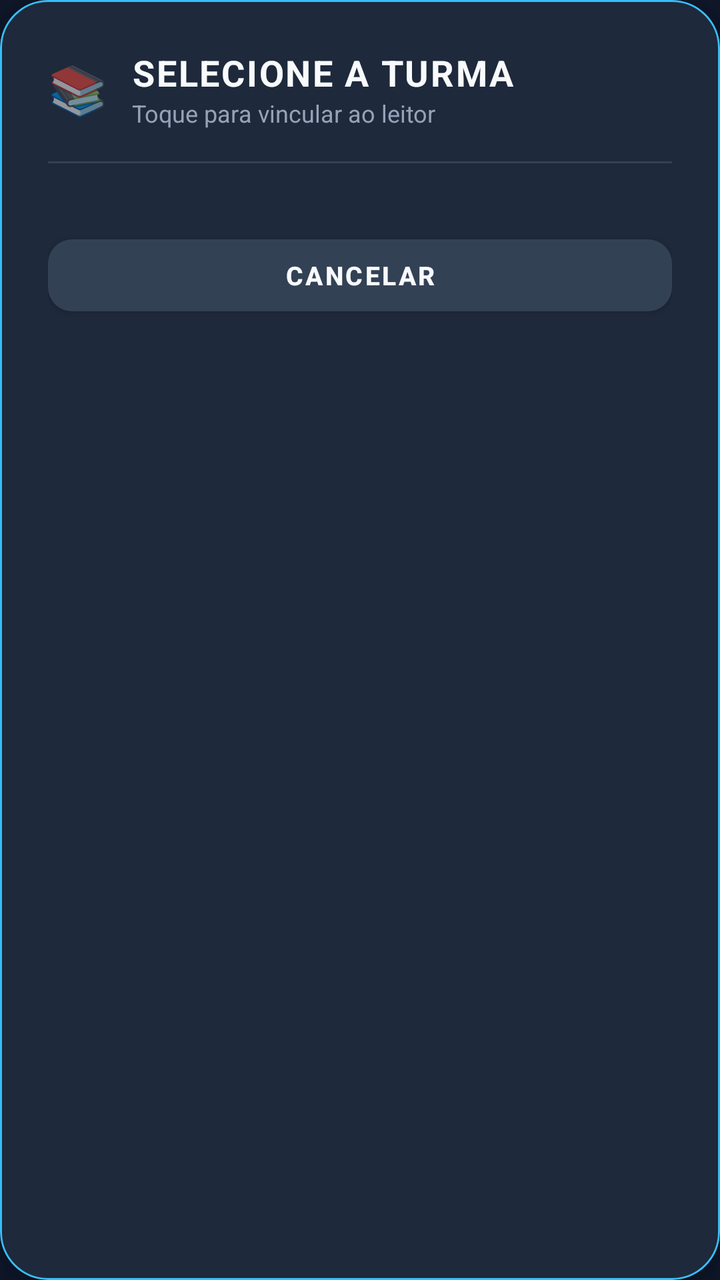
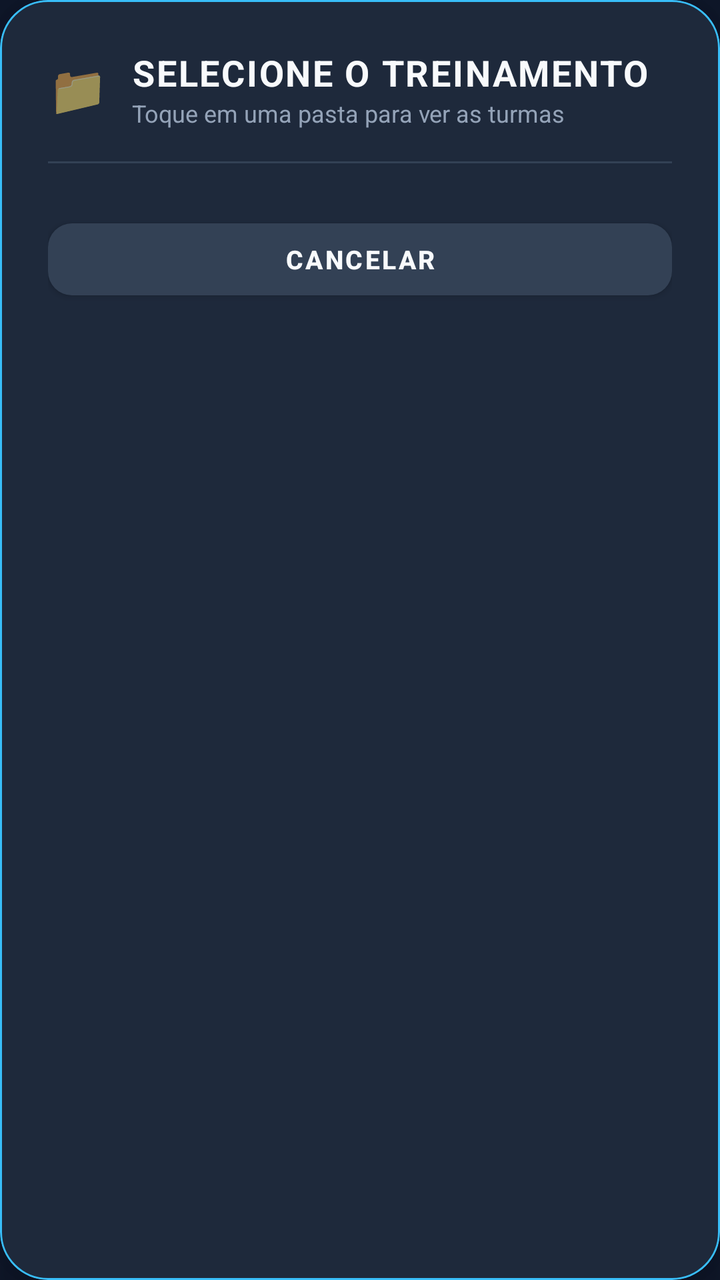

The first picture is an Android layout as it rendered before a commit; the second is the same layout after the commit. The layout source and the unified diff follow.
<!-- AndroidManifest.xml: application theme Theme.LeitorCracha -->
<!-- res/layout/dialog_select_session.xml -->
<?xml version="1.0" encoding="utf-8"?>
<com.google.android.material.card.MaterialCardView
    xmlns:android="http://schemas.android.com/apk/res/android"
    xmlns:app="http://schemas.android.com/apk/res-auto"
    android:layout_width="match_parent"
    android:layout_height="wrap_content"
    android:layout_margin="16dp"
    app:cardBackgroundColor="#1E293B"
    app:cardCornerRadius="24dp"
    app:cardElevation="16dp"
    app:strokeColor="#38BDF8"
    app:strokeWidth="1dp">

    <LinearLayout
        android:layout_width="match_parent"
        android:layout_height="wrap_content"
        android:orientation="vertical"
        android:padding="24dp">

        
        <LinearLayout
            android:layout_width="match_parent"
            android:layout_height="wrap_content"
            android:orientation="horizontal"
            android:gravity="center_vertical"
            android:layout_marginBottom="8dp">

            <TextView
                android:layout_width="wrap_content"
                android:layout_height="wrap_content"
                android:text="📚"
                android:textSize="24sp"
                android:layout_marginEnd="12dp"/>

            <LinearLayout
                android:layout_width="0dp"
                android:layout_height="wrap_content"
                android:layout_weight="1"
                android:orientation="vertical">

                <TextView
                    android:layout_width="wrap_content"
                    android:layout_height="wrap_content"
                    android:text="SELECIONE A TURMA"
                    android:textColor="#F8FAFC"
                    android:textSize="18sp"
                    android:textStyle="bold"
                    android:letterSpacing="0.05"/>

                <TextView
                    android:layout_width="wrap_content"
                    android:layout_height="wrap_content"
                    android:text="Toque para vincular ao leitor"
                    android:textColor="#94A3B8"
                    android:textSize="12sp"/>
            </LinearLayout>
        </LinearLayout>

        <View
            android:layout_width="match_parent"
            android:layout_height="1dp"
            android:background="#334155"
            android:layout_marginTop="8dp"
            android:layout_marginBottom="16dp"/>

        
        <ScrollView
            android:layout_width="match_parent"
            android:layout_height="wrap_content"
            android:maxHeight="350dp"
            android:fadeScrollbars="false">

            <LinearLayout
                android:id="@+id/llSessionsContainer"
                android:layout_width="match_parent"
                android:layout_height="wrap_content"
                android:orientation="vertical"/>
        </ScrollView>

        
        <com.google.android.material.button.MaterialButton
            android:id="@+id/btnCancelDialog"
            android:layout_width="match_parent"
            android:layout_height="48dp"
            android:layout_marginTop="16dp"
            android:text="CANCELAR"
            android:textSize="13sp"
            android:textStyle="bold"
            android:textColor="#F8FAFC"
            app:backgroundTint="#334155"
            app:cornerRadius="12dp"/>

    </LinearLayout>
</com.google.android.material.card.MaterialCardView>
<!-- resources referenced by this layout -->
<resources>
  <style name="Theme.LeitorCracha" parent="Theme.MaterialComponents.DayNight.NoActionBar">
          <item name="colorPrimary">@color/colorAccent</item>
          <item name="colorPrimaryVariant">@color/colorCard</item>
          <item name="colorOnPrimary">@color/colorBackground</item>
          <item name="android:windowBackground">@color/colorBackground</item>
          <item name="android:statusBarColor">@color/colorBackground</item>
          <item name="android:navigationBarColor">@color/colorBackground</item>
      </style>
  <color name="colorAccent">#38BDF8</color>
  <color name="colorCard">#1E293B</color>
  <color name="colorBackground">#0F172A</color>
</resources>

<!-- the commit's change to res/layout/dialog_select_session.xml (unified diff, before → after) -->
@@ -26,9 +26,10 @@
             android:layout_marginBottom="8dp">
 
             <TextView
+                android:id="@+id/tvDialogIcon"
                 android:layout_width="wrap_content"
                 android:layout_height="wrap_content"
-                android:text="📚"
+                android:text="📁"
                 android:textSize="24sp"
                 android:layout_marginEnd="12dp"/>
 
@@ -39,18 +40,20 @@
                 android:orientation="vertical">
 
                 <TextView
+                    android:id="@+id/tvDialogTitle"
                     android:layout_width="wrap_content"
                     android:layout_height="wrap_content"
-                    android:text="SELECIONE A TURMA"
+                    android:text="SELECIONE O TREINAMENTO"
                     android:textColor="#F8FAFC"
                     android:textSize="18sp"
                     android:textStyle="bold"
                     android:letterSpacing="0.05"/>
 
                 <TextView
+                    android:id="@+id/tvDialogSubtitle"
                     android:layout_width="wrap_content"
                     android:layout_height="wrap_content"
-                    android:text="Toque para vincular ao leitor"
+                    android:text="Toque em uma pasta para ver as turmas"
                     android:textColor="#94A3B8"
                     android:textSize="12sp"/>
             </LinearLayout>
@@ -79,10 +82,24 @@
 
         
         <com.google.android.material.button.MaterialButton
+            android:id="@+id/btnBackDialog"
+            android:layout_width="match_parent"
+            android:layout_height="48dp"
+            android:layout_marginTop="16dp"
+            android:text="⬅ VOLTAR PARA TREINAMENTOS"
+            android:textSize="13sp"
+            android:textStyle="bold"
+            android:textColor="#F8FAFC"
+            android:visibility="gone"
+            app:backgroundTint="#0284C7"
+            app:cornerRadius="12dp"/>
+
+        
+        <com.google.android.material.button.MaterialButton
             android:id="@+id/btnCancelDialog"
             android:layout_width="match_parent"
             android:layout_height="48dp"
-            android:layout_marginTop="16dp"
+            android:layout_marginTop="8dp"
             android:text="CANCELAR"
             android:textSize="13sp"
             android:textStyle="bold"
